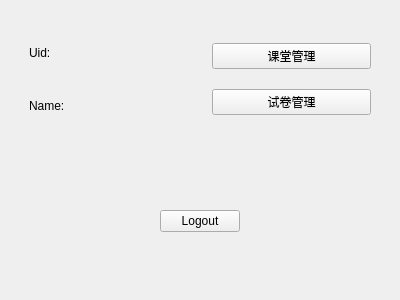
naifuliang/Classroom_Assistant, file Classroom_Assistant/teacher.ui: the form before one commit.
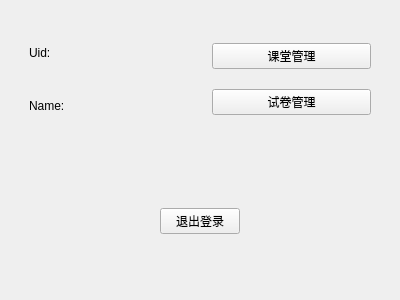
The form after the commit.

```diff
--- a/Classroom_Assistant/teacher.ui
+++ b/Classroom_Assistant/teacher.ui
@@ -93,7 +93,7 @@
       <item>
        <widget class="QPushButton" name="LogoutButton">
         <property name="text">
-         <string>Logout</string>
+         <string>退出登录</string>
         </property>
        </widget>
       </item>
```
Left out of the diff: 4 changed lines with no effect on the pictures.
